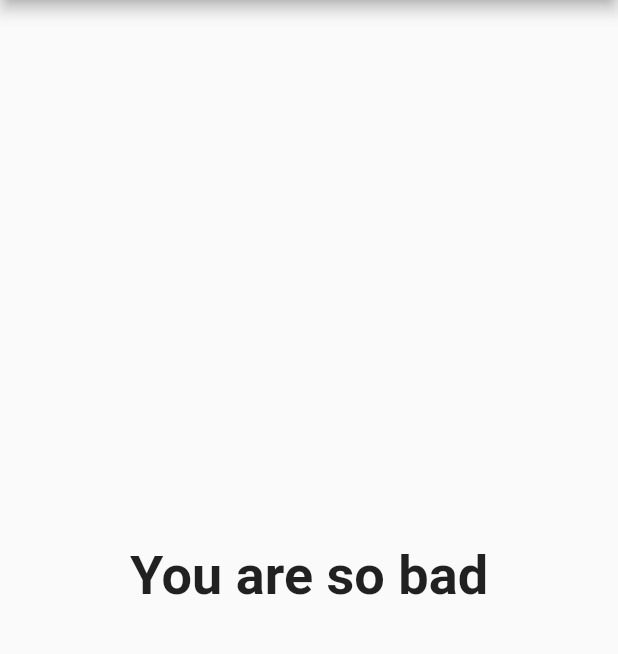
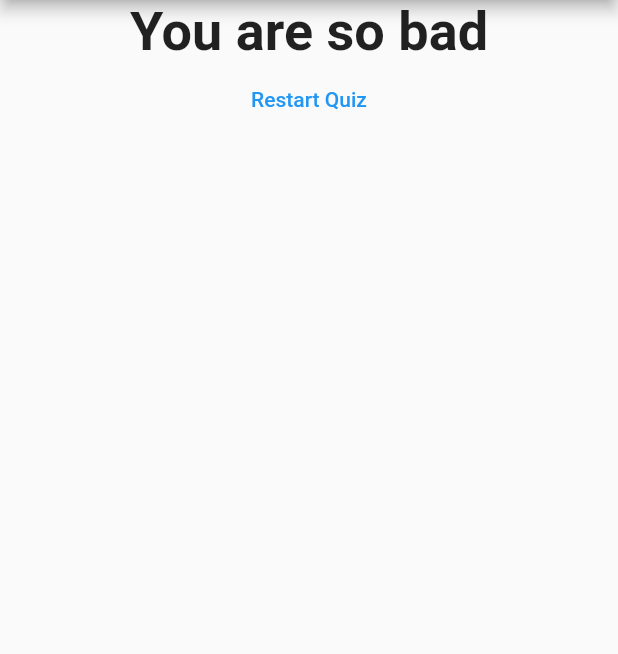
Before and after one commit to FerraroSoftware/Flutter1, a Flutter app: the screen it shows after launch, after a tap on "Black", after a tap on "Snake", after a tap on "Pasta", on a phone screen of 412 x 824 dp, the part 84-738 px from its top. Run offline on Flutter 3.47's test engine with Material 2 defaults, Android fonts, the phone set to English and light mode, and no system bars.

Commit message:
Resetting the quiz

```diff
--- a/lib/main.dart
+++ b/lib/main.dart
@@ -29,7 +29,6 @@ class MyApp extends StatefulWidget {
 // MyAppState == public
 // _MyAppState == Can now only be used in this file where this class lives
 class _MyAppState extends State<MyApp> {
-
   // List will never change
   // This list of maps is used across the widgets
   final _questions = const [
@@ -66,6 +65,15 @@ class _MyAppState extends State<MyApp> {
   var _questionIndex = 0;
   var _totalScore = 0;
 
+  // When we reset quiz, need to reset scores and indexes
+  // and refresh the Quiz()
+  void _resetQuiz() {
+    setState(() {
+      _questionIndex = 0;
+      _totalScore = 0;
+    });
+  }
+
   // Increment question index in map to go through list
   // When complete need to handle response
   void _answerQuestion(int score) {
@@ -95,8 +103,8 @@ class _MyAppState extends State<MyApp> {
                   questionIndex: _questionIndex,
                   questions: _questions,
                 )
-                // Forward total score to the result widget
-              : Result(_totalScore)),
+              // Forward total score to the result widget
+              : Result(_totalScore, _resetQuiz)),
     );
   }
 }
--- a/lib/result.dart
+++ b/lib/result.dart
@@ -2,8 +2,9 @@ import 'package:flutter/material.dart';
 
 class Result extends StatelessWidget {
   final int resultScore;
+  final Function resetHandler;
 
-  Result(this.resultScore);
+  Result(this.resultScore, this.resetHandler);
 
   // Getter
   String get resultPhrase {
@@ -24,10 +25,20 @@ class Result extends StatelessWidget {
   @override
   Widget build(BuildContext context) {
     return Center(
-        child: Text(
-      resultPhrase,
-      style: TextStyle(fontSize: 36, fontWeight: FontWeight.bold),
-      textAlign: TextAlign.center,
+        // Column takes all avaiable height so we need to handle width again
+        child: Column(
+      children: <Widget>[
+        Text(
+          resultPhrase,
+          style: TextStyle(fontSize: 36, fontWeight: FontWeight.bold),
+          textAlign: TextAlign.center,
+        ),
+        FlatButton(
+          child: Text('Restart Quiz'),
+          onPressed: resetHandler,
+          textColor: Colors.blue,
+        ),
+      ],
     ));
   }
 }
```
